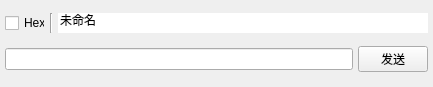
dashao643/SerialTool-Qt, file customitem.ui: the form before one commit.
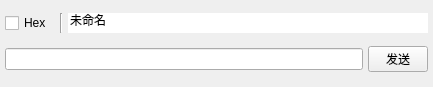
The form after the commit.

What changed in the file:
```diff
--- a/customitem.ui
+++ b/customitem.ui
@@ -31,9 +31,15 @@
    </property>
    <item row="1" column="3">
     <widget class="QPushButton" name="btn_Send">
+     <property name="minimumSize">
+      <size>
+       <width>60</width>
+       <height>0</height>
+      </size>
+     </property>
      <property name="maximumSize">
       <size>
-       <width>70</width>
+       <width>60</width>
        <height>16777215</height>
       </size>
      </property>
@@ -44,9 +50,15 @@
    </item>
    <item row="0" column="0">
     <widget class="QCheckBox" name="checkBox_Hex">
+     <property name="minimumSize">
+      <size>
+       <width>50</width>
+       <height>0</height>
+      </size>
+     </property>
      <property name="maximumSize">
       <size>
-       <width>40</width>
+       <width>50</width>
        <height>16777215</height>
       </size>
      </property>
```
